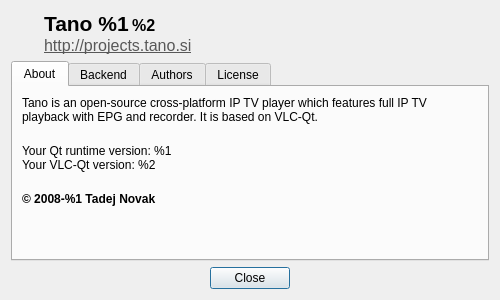
Above: src/ui/dialogs/AboutDialog.ui from ntadej/tano before the change. Below: the same form after it.
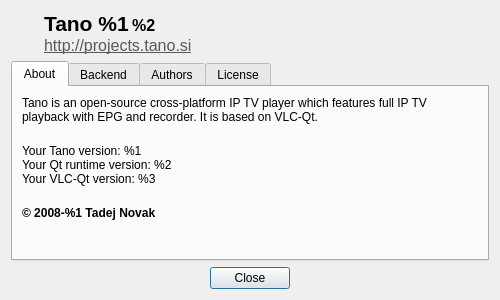
That is the form after the change. Icons and pictures are not drawn. Custom widgets are drawn as their Qt base class.

```diff
--- a/src/ui/dialogs/AboutDialog.ui
+++ b/src/ui/dialogs/AboutDialog.ui
@@ -81,8 +81,9 @@
        <item>
         <widget class="QLabel" name="labelBuild">
          <property name="text">
-          <string>Your Qt runtime version: %1
-Your VLC-Qt version: %2
+          <string>Your Tano version: %1
+Your Qt runtime version: %2
+Your VLC-Qt version: %3
 </string>
          </property>
          <property name="wordWrap">
```
